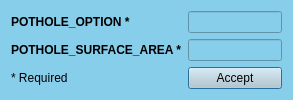
This is ui/controlpothole.ui in Inigobarbe/QAnnAGNPS as Qt 5 draws it before an edit. The edited form follows.
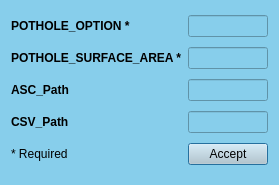
This is the edited form.

Diff of the .ui file:
```diff
--- a/ui/controlpothole.ui
+++ b/ui/controlpothole.ui
@@ -6,8 +6,8 @@
    <rect>
     <x>0</x>
     <y>0</y>
-    <width>293</width>
-    <height>94</height>
+    <width>257</width>
+    <height>185</height>
    </rect>
   </property>
   <property name="windowTitle">
@@ -17,6 +17,32 @@
    <string notr="true">background-color: #87CEEB;</string>
   </property>
   <layout class="QGridLayout" name="gridLayout">
+   <item row="1" column="1">
+    <widget class="QLineEdit" name="lineEdit_2">
+     <property name="font">
+      <font>
+       <weight>75</weight>
+       <bold>true</bold>
+      </font>
+     </property>
+     <property name="alignment">
+      <set>Qt::AlignCenter</set>
+     </property>
+    </widget>
+   </item>
+   <item row="1" column="0">
+    <widget class="QLabel" name="label_2">
+     <property name="font">
+      <font>
+       <weight>75</weight>
+       <bold>true</bold>
+      </font>
+     </property>
+     <property name="text">
+      <string>POTHOLE_SURFACE_AREA *</string>
+     </property>
+    </widget>
+   </item>
    <item row="0" column="0">
     <widget class="QLabel" name="label">
      <property name="font">
@@ -38,32 +64,22 @@
        <bold>true</bold>
       </font>
      </property>
+     <property name="alignment">
+      <set>Qt::AlignCenter</set>
+     </property>
     </widget>
    </item>
-   <item row="1" column="0">
-    <widget class="QLabel" name="label_2">
-     <property name="font">
-      <font>
-       <weight>75</weight>
-       <bold>true</bold>
-      </font>
+   <item row="4" column="1">
+    <widget class="QPushButton" name="pushButton">
+     <property name="styleSheet">
+      <string notr="true">background-color: #becbd1;</string>
      </property>
      <property name="text">
-      <string>POTHOLE_SURFACE_AREA *</string>
+      <string>Accept</string>
      </property>
     </widget>
    </item>
-   <item row="1" column="1">
-    <widget class="QLineEdit" name="lineEdit_2">
-     <property name="font">
-      <font>
-       <weight>75</weight>
-       <bold>true</bold>
-      </font>
-     </property>
-    </widget>
-   </item>
-   <item row="2" column="0">
+   <item row="4" column="0">
     <widget class="QLabel" name="label_3">
      <property name="font">
       <font>
@@ -76,13 +92,55 @@
      </property>
     </widget>
    </item>
+   <item row="2" column="0">
+    <widget class="QLabel" name="label_4">
+     <property name="font">
+      <font>
+       <weight>75</weight>
+       <bold>true</bold>
+      </font>
+     </property>
+     <property name="text">
+      <string>ASC_Path</string>
+     </property>
+    </widget>
+   </item>
+   <item row="3" column="0">
+    <widget class="QLabel" name="label_5">
+     <property name="font">
+      <font>
+       <weight>75</weight>
+       <bold>true</bold>
+      </font>
+     </property>
+     <property name="text">
+      <string>CSV_Path</string>
+     </property>
+    </widget>
+   </item>
    <item row="2" column="1">
-    <widget class="QPushButton" name="pushButton">
-     <property name="styleSheet">
-      <string notr="true">background-color: #becbd1;</string>
+    <widget class="QLineEdit" name="lineEdit_3">
+     <property name="font">
+      <font>
+       <weight>75</weight>
+       <bold>true</bold>
+      </font>
      </property>
-     <property name="text">
-      <string>Accept</string>
+     <property name="alignment">
+      <set>Qt::AlignCenter</set>
+     </property>
+    </widget>
+   </item>
+   <item row="3" column="1">
+    <widget class="QLineEdit" name="lineEdit_4">
+     <property name="font">
+      <font>
+       <weight>75</weight>
+       <bold>true</bold>
+      </font>
+     </property>
+     <property name="alignment">
+      <set>Qt::AlignCenter</set>
      </property>
     </widget>
    </item>
```
